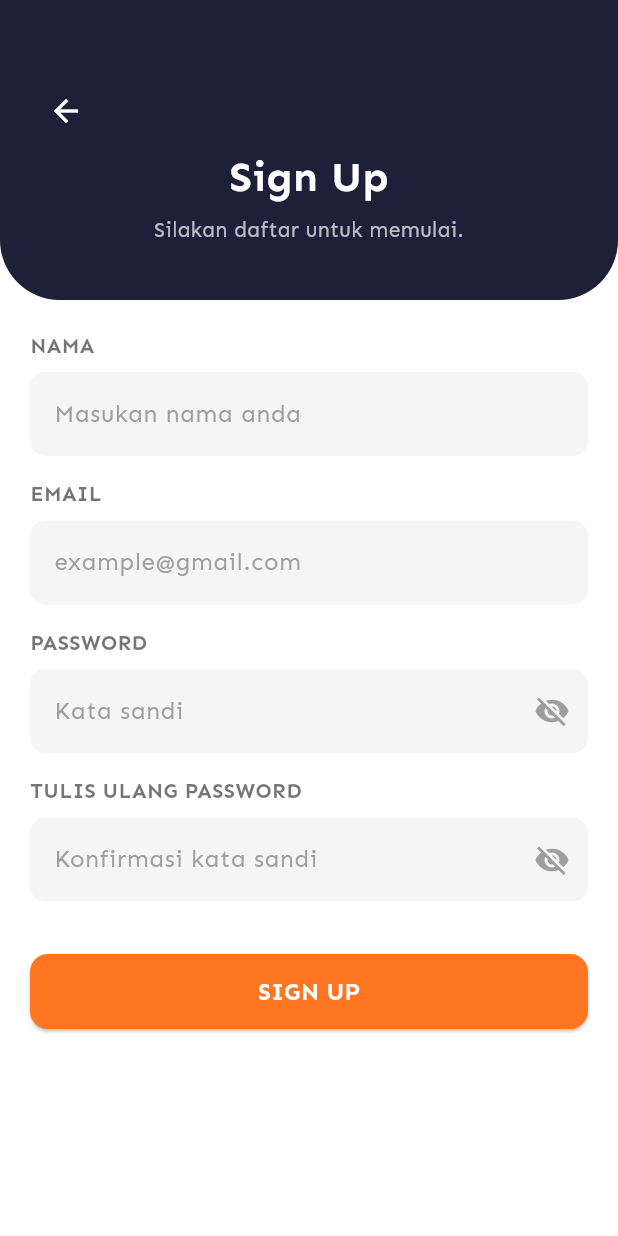
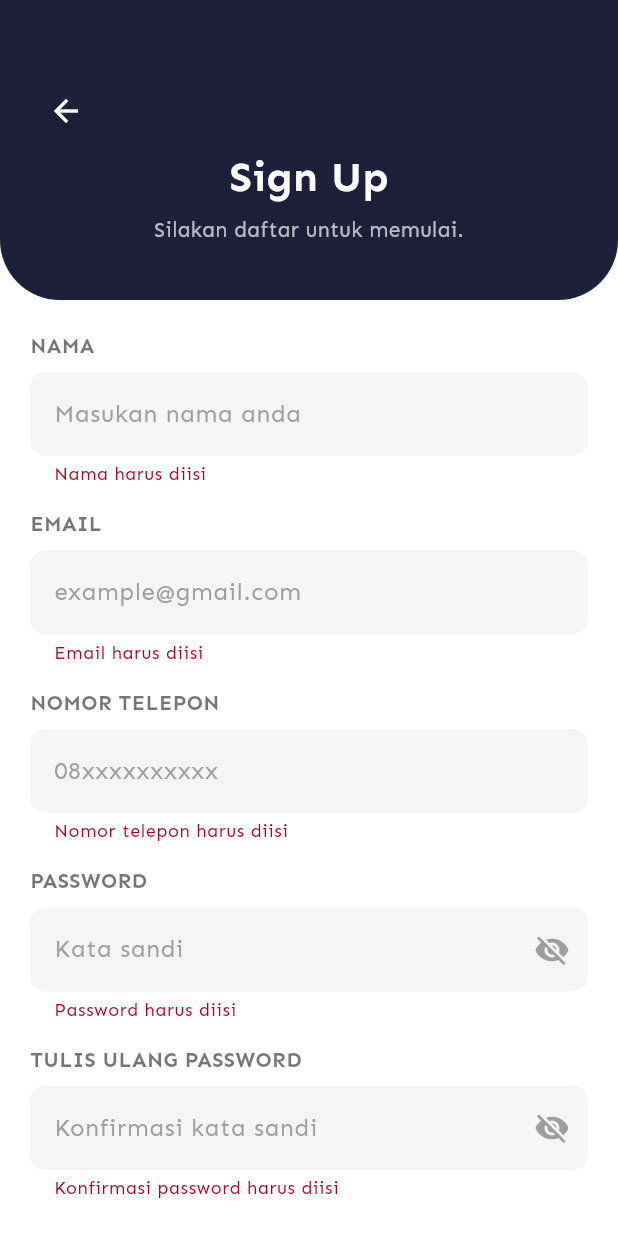
Before and after one commit to zaen-dotcom/golapak2, a Flutter app: the SignUpScreen screen opened by its route, after a tap on "SIGN UP", on a phone screen of 412 x 824 dp. Run offline on Flutter 3.47's test engine with Material 3 defaults, Android fonts, the phone set to English and light mode, and no system bars.

Commit message:
integrasi signup api

```diff
--- a/lib/components/text_field.dart
+++ b/lib/components/text_field.dart
@@ -5,6 +5,7 @@ class CustomTextField extends StatefulWidget {
   final String hintText;
   final bool isPassword;
   final TextEditingController? controller;
+  final String? Function(String?)? validator;
 
   const CustomTextField({
     Key? key,
@@ -12,6 +13,7 @@ class CustomTextField extends StatefulWidget {
     required this.hintText,
     this.isPassword = false,
     this.controller,
+    this.validator, // Tambahkan validator
   }) : super(key: key);
 
   @override
@@ -19,11 +21,11 @@ class CustomTextField extends StatefulWidget {
 }
 
 class _CustomTextFieldState extends State<CustomTextField> {
-  bool _obscureText = true; // Menyembunyikan password secara default
+  bool _obscureText = true;
 
   void _togglePasswordVisibility() {
     setState(() {
-      _obscureText = !_obscureText; // Toggle show/hide password
+      _obscureText = !_obscureText;
     });
   }
 
@@ -40,9 +42,10 @@ class _CustomTextFieldState extends State<CustomTextField> {
           ),
         ),
         const SizedBox(height: 8),
-        TextField(
+        TextFormField(
           controller: widget.controller,
           obscureText: widget.isPassword ? _obscureText : false,
+          validator: widget.validator, // Pakai validator di sini
           decoration: InputDecoration(
             hintText: widget.hintText,
             filled: true,
--- a/lib/main.dart
+++ b/lib/main.dart
@@ -3,6 +3,7 @@ import 'screens/onboarding_screen.dart';
 import 'screens/login_screen.dart';
 import 'screens/signup_screen.dart';
 import 'screens/forgot_screen.dart';
+import 'routes/main_navigation.dart';
 import 'theme/theme.dart';
 
 void main() {
@@ -24,6 +25,7 @@ class MyApp extends StatelessWidget {
         '/login': (context) => const LoginScreen(),
         '/signup': (context) => const SignUpScreen(),
         '/forgot': (context) => ForgotPasswordScreen(),
+        '/main': (context) => const MainNavigation(),
       },
     );
   }
--- a/lib/screens/onboarding_screen.dart
+++ b/lib/screens/onboarding_screen.dart
@@ -102,11 +102,9 @@ class _OnboardingScreenState extends State<OnboardingScreen> {
                 // **Animasi Slide dan Fade**
                 SlideTransition(
                   position: Tween<Offset>(
-                    begin: const Offset(1.0, 0.0), // Dari kanan ke kiri
+                    begin: const Offset(1.0, 0.0),
                     end: Offset.zero,
-                  ).animate(
-                    curvedAnimation,
-                  ), // Menggunakan animasi lebih smooth
+                  ).animate(curvedAnimation),
                   child: FadeTransition(opacity: curvedAnimation, child: child),
                 ),
               ],
--- a/lib/screens/signup_screen.dart
+++ b/lib/screens/signup_screen.dart
@@ -1,6 +1,9 @@
 import 'package:flutter/material.dart';
 import '../components/button.dart';
 import '../components/text_field.dart';
+import '../services/auth_service.dart';
+import '../components/alertdialog.dart';
+import 'login_screen.dart';
 
 class SignUpScreen extends StatefulWidget {
   const SignUpScreen({Key? key}) : super(key: key);
@@ -16,13 +19,67 @@ class _SignUpScreenState extends State<SignUpScreen> {
   final TextEditingController _passwordController = TextEditingController();
   final TextEditingController _retypePasswordController =
       TextEditingController();
+  final TextEditingController _phoneNumberController = TextEditingController();
 
-  void _signUp() {
+  void _signUp() async {
     if (_formKey.currentState!.validate()) {
-      print("Nama: \${_nameController.text}");
-      print("Email: \${_emailController.text}");
-      print("Password: \${_passwordController.text}");
+      // Ambil data dari text controller
+      String name = _nameController.text;
+      String email = _emailController.text;
+      String password = _passwordController.text;
+      String retypePassword = _retypePasswordController.text;
+      String phoneNumber = _phoneNumberController.text;
+
+      if (password != retypePassword) {
+        // Jika password dan konfirmasi tidak cocok
+        _showAlert('Peringatan', 'Password tidak cocok', 'OK', () {
+          Navigator.of(context).pop();
+        });
+        return;
+      }
+
+      final response = await register(name, email, phoneNumber, password);
+
+      if (response['status'] == 'success') {
+        // Jika berhasil
+        _showAlert('Sukses', response['message'], 'OK', () {
+          Navigator.of(context).pushReplacement(
+            PageRouteBuilder(
+              pageBuilder: (_, __, ___) => LoginScreen(),
+              transitionsBuilder: (_, animation, __, child) {
+                return FadeTransition(opacity: animation, child: child);
+              },
+              transitionDuration: Duration(milliseconds: 500),
+            ),
+          );
+        });
+      } else {
+        // Jika gagal
+        _showAlert('Error', response['message'], 'Coba Lagi', () {
+          Navigator.of(context).pop();
+        });
+      }
     }
+  }
+
+  void _showAlert(
+    String title,
+    String message,
+    String confirmText,
+    VoidCallback onConfirm,
+  ) {
+    showDialog(
+      context: context,
+      barrierDismissible: false,
+      builder: (context) {
+        return CustomAlert(
+          title: title,
+          message: message,
+          confirmText: confirmText,
+          onConfirm: onConfirm,
+        );
+      },
+    );
   }
 
   @override
@@ -89,12 +146,44 @@ class _SignUpScreenState extends State<SignUpScreen> {
                       label: "Nama",
                       hintText: "Masukan nama anda",
                       controller: _nameController,
+                      validator: (value) {
+                        if (value == null || value.isEmpty) {
+                          return 'Nama harus diisi';
+                        }
+                        return null;
+                      },
                     ),
                     const SizedBox(height: 15),
                     CustomTextField(
                       label: "Email",
                       hintText: "example@gmail.com",
                       controller: _emailController,
+                      validator: (value) {
+                        if (value == null || value.isEmpty) {
+                          return 'Email harus diisi';
+                        }
+                        if (!RegExp(
+                          r"^[\w-\.]+@([\w-]+\.)+[\w-]{2,4}$",
+                        ).hasMatch(value)) {
+                          return 'Format email tidak valid';
+                        }
+                        return null;
+                      },
+                    ),
+                    const SizedBox(height: 15),
+                    CustomTextField(
+                      label: "Nomor Telepon",
+                      hintText: "08xxxxxxxxxx",
+                      controller: _phoneNumberController,
+                      validator: (value) {
+                        if (value == null || value.isEmpty) {
+                          return 'Nomor telepon harus diisi';
+                        }
+                        if (!RegExp(r'^08\d{8,11}$').hasMatch(value)) {
+                          return 'Format nomor telepon tidak valid';
+                        }
+                        return null;
+                      },
                     ),
                     const SizedBox(height: 15),
                     CustomTextField(
@@ -102,6 +191,15 @@ class _SignUpScreenState extends State<SignUpScreen> {
                       hintText: "Kata sandi",
                       isPassword: true,
                       controller: _passwordController,
+                      validator: (value) {
+                        if (value == null || value.isEmpty) {
+                          return 'Password harus diisi';
+                        }
+                        if (value.length < 8) {
+                          return 'Password minimal 8 karakter';
+                        }
+                        return null;
+                      },
                     ),
                     const SizedBox(height: 15),
                     CustomTextField(
@@ -109,6 +207,15 @@ class _SignUpScreenState extends State<SignUpScreen> {
                       hintText: "Konfirmasi kata sandi",
                       isPassword: true,
                       controller: _retypePasswordController,
+                      validator: (value) {
+                        if (value == null || value.isEmpty) {
+                          return 'Konfirmasi password harus diisi';
+                        }
+                        if (value != _passwordController.text) {
+                          return 'Password tidak cocok';
+                        }
+                        return null;
+                      },
                     ),
                     const SizedBox(height: 35),
                     CustomButton(text: "SIGN UP", onPressed: _signUp),
```
Also changed, not shown: lib/components/alertdialog.dart (added, +55 -0 lines), lib/routes/main_navigation.dart (added, +48 -0 lines), lib/screens/home_screen.dart (added, +14 -0 lines), lib/screens/login_screen.dart (+8 -11 lines), lib/screens/pesanan_screen.dart (added, +17 -0 lines), lib/screens/profile_screen.dart (added, +17 -0 lines), 1 other file.
